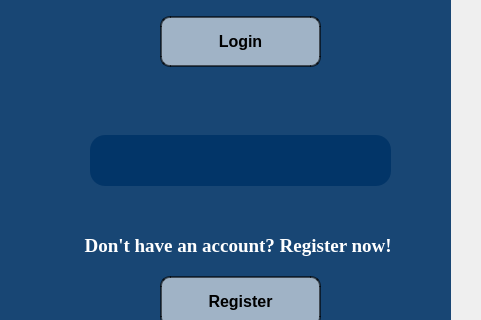
dumy10/Skribbl, file Client/LoginForm.ui: the form before one commit; both pictures show x 320 to 801 and y 294 to 614 of the 1200 by 780 pixel window.
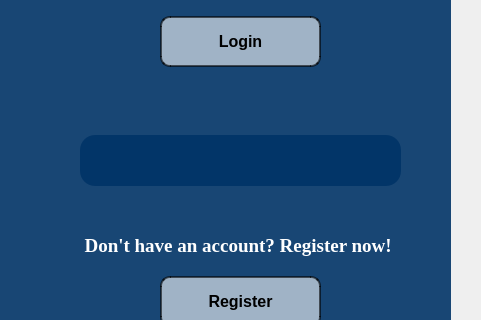
The form after the commit. Icons and pictures are not drawn.

Patch:
```diff
--- a/Client/LoginForm.ui
+++ b/Client/LoginForm.ui
@@ -258,9 +258,9 @@
     <widget class="QLabel" name="errorLabel">
      <property name="geometry">
       <rect>
-       <x>90</x>
+       <x>80</x>
        <y>399</y>
-       <width>301</width>
+       <width>321</width>
        <height>51</height>
       </rect>
      </property>
```
